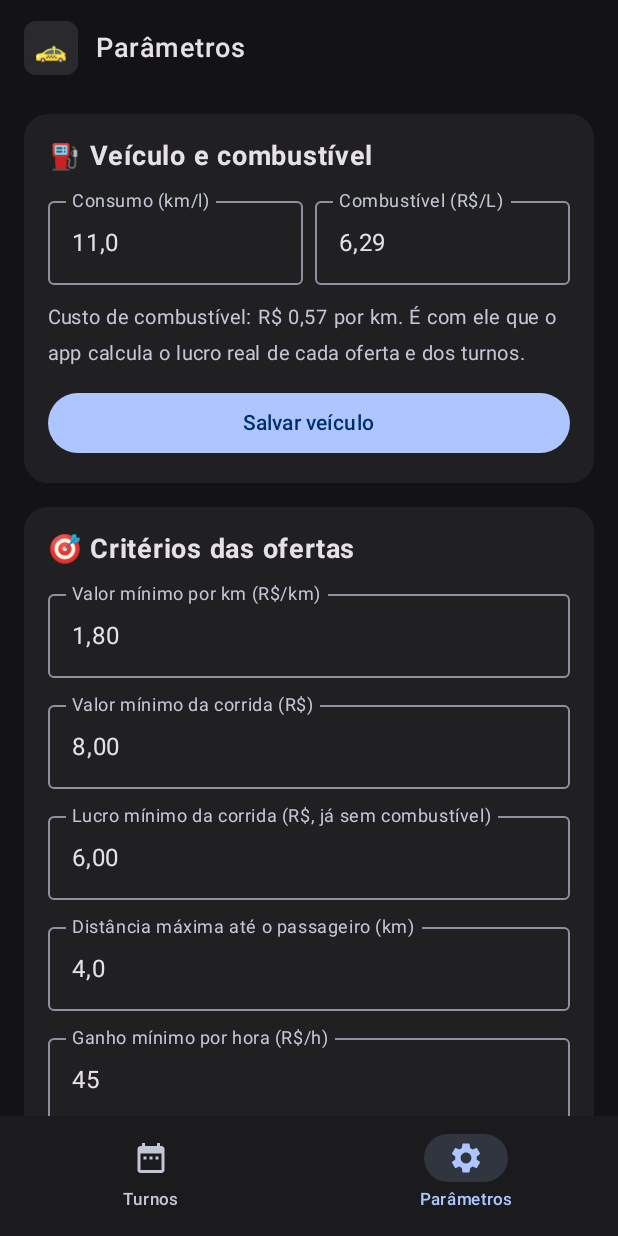
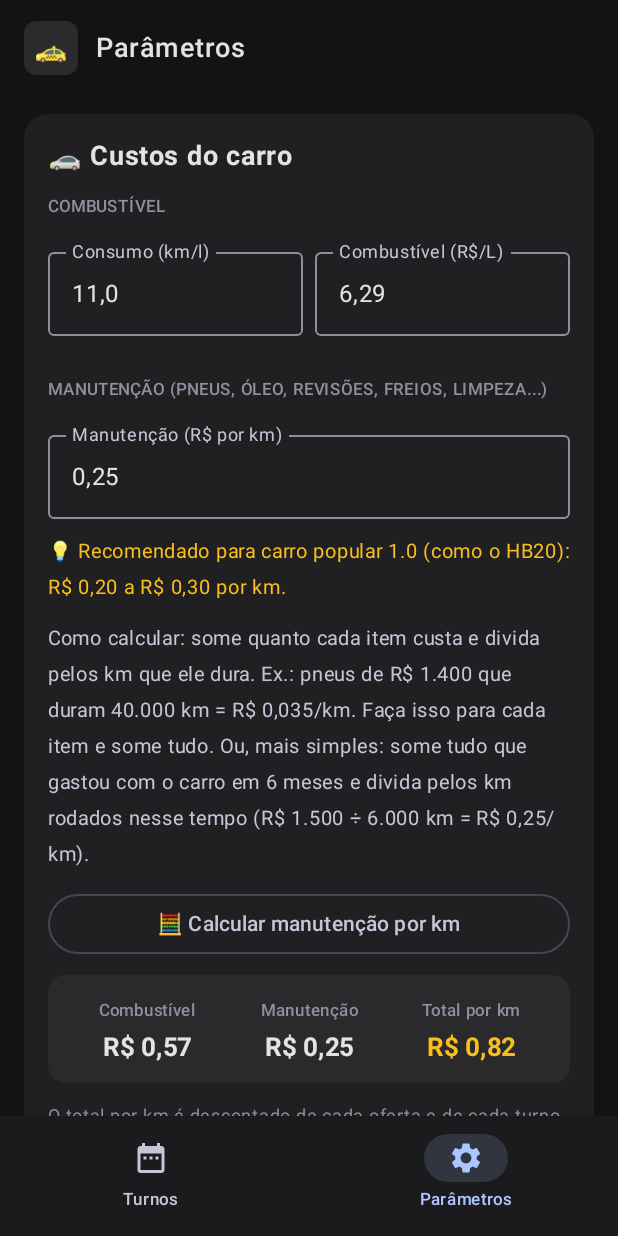
Before and after one commit to Mateus-Cucker-Estevao/Calculadora-B-sica-Tkinter, an Android app built with Jetpack Compose: the screen it shows after launch (MainActivity), item 2 of the bottom bar chosen, on a phone screen of 412 x 824 dp. Run offline under Robolectric (Android 15) with nearby library versions, the phone set to English and light mode, and no system bars; libraries missing offline, so code that uses them is left out: com.google.mlkit.vision.

Commit message:
Custo de manutenção por km no lucro real, com calculadora
- Parâmetros → Custos do carro: campo Manutenção (R$/km) com recomendação
  (R$ 0,20 a 0,30 para carro 1.0), explicação simples de como calcular e
  botão que abre a calculadora: lista de itens (custo e km que dura),
  editável, com exemplos; o total vai para o campo.
- O custo por km passa a ser combustível + manutenção em tudo: lucro de
  cada oferta, das corridas, dos turnos e do mês.
- Cada turno guarda a manutenção do dia em que começou (turnos antigos
  ficam com 0); dá para editar no detalhe do turno, que mostra
  combustível e manutenção separados.
- Testes da manutenção no turno, na oferta e na calculadora.

Co-Authored-By: Claude Opus 5.5 <noreply@anthropic.com>
Claude-Session: https://claude.ai/code/session_01WwUyWGYqGwk9ByGdGwFqJ5

```diff
--- a/app/build.gradle.kts
+++ b/app/build.gradle.kts
@@ -13,8 +13,8 @@ android {
         applicationId = "com.mateus.avaliadorcorridas"
         minSdk = 29 // Android 10
         targetSdk = 35
-        versionCode = 7
-        versionName = "2.0"
+        versionCode = 8
+        versionName = "2.1"
 
         // Só processadores de celular (deixa o APK menor por causa do ML Kit).
         ndk {
--- a/app/src/main/java/com/mateus/avaliadorcorridas/dados/Configuracao.kt
+++ b/app/src/main/java/com/mateus/avaliadorcorridas/dados/Configuracao.kt
@@ -10,11 +10,16 @@ data class Configuracao(
     val consumoKmL: Double = 11.0,
     /** Preço do combustível (R$ por litro). */
     val precoLitro: Double = 6.29,
+    /**
+     * Manutenção por km rodado (pneus, óleo, revisões, freios, limpeza...).
+     * Recomendado para carro popular 1.0: R$ 0,20 a R$ 0,30 por km.
+     */
+    val manutencaoPorKm: Double = 0.25,
 
     // ---- Critérios das ofertas ----
     val minimoPorKm: Double = 1.80,
     val minimoCorrida: Double = 8.00,
-    /** Lucro mínimo da corrida: valor − combustível dos km (busca + viagem). */
+    /** Lucro mínimo da corrida: valor − (combustível + manutenção) dos km (busca + viagem). */
     val lucroMinimoCorrida: Double = 6.00,
     val maxKmAtePassageiro: Double = 4.0,
     /** Ganho mínimo por hora de corrida: valor ÷ (minutos de busca + viagem) × 60. */
--- a/app/src/main/java/com/mateus/avaliadorcorridas/dados/Preferencias.kt
+++ b/app/src/main/java/com/mateus/avaliadorcorridas/dados/Preferencias.kt
@@ -25,6 +25,7 @@ object Preferencias {
             destinosBloqueados = destinos,
             consumoKmL = p.double("consumoKmL", padrao.consumoKmL),
             precoLitro = p.double("precoLitro", padrao.precoLitro),
+            manutencaoPorKm = p.double("manutencaoPorKm", padrao.manutencaoPorKm),
             minimoPorKm = p.double("minimoPorKm", padrao.minimoPorKm),
             minimoCorrida = p.double("minimoCorrida", padrao.minimoCorrida),
             lucroMinimoCorrida = p.double("lucroMinimo", padrao.lucroMinimoCorrida),
@@ -45,6 +46,7 @@ object Preferencias {
             .putString("destinos", c.destinosBloqueados.joinToString("\n"))
             .putFloat("consumoKmL", c.consumoKmL.toFloat())
             .putFloat("precoLitro", c.precoLitro.toFloat())
+            .putFloat("manutencaoPorKm", c.manutencaoPorKm.toFloat())
             .putFloat("minimoPorKm", c.minimoPorKm.toFloat())
             .putFloat("minimoCorrida", c.minimoCorrida.toFloat())
             .putFloat("lucroMinimo", c.lucroMinimoCorrida.toFloat())
--- a/app/src/main/java/com/mateus/avaliadorcorridas/dados/RepositorioTurnos.kt
+++ b/app/src/main/java/com/mateus/avaliadorcorridas/dados/RepositorioTurnos.kt
@@ -101,6 +101,7 @@ object RepositorioTurnos {
         t.odometroFinal?.let { put("odometroFinal", it) }
         put("consumoKmL", t.consumoKmL)
         put("precoLitro", t.precoLitro)
+        put("manutencaoPorKm", t.manutencaoPorKm)
         put("ofertasVistas", t.ofertasVistas)
         put("corridas", JSONArray().apply { t.corridas.forEach { put(corridaParaJson(it)) } })
     }
@@ -127,6 +128,8 @@ object RepositorioTurnos {
             odometroFinal = if (o.has("odometroFinal")) o.getDouble("odometroFinal") else null,
             consumoKmL = o.optDouble("consumoKmL", 11.0),
             precoLitro = o.optDouble("precoLitro", 6.29),
+            // Turnos antigos (antes da manutenção existir) ficam com 0, para não mudar o passado.
+            manutencaoPorKm = o.optDouble("manutencaoPorKm", 0.0),
             ofertasVistas = o.optInt("ofertasVistas", 0),
             corridas = (0 until corridas.length()).map { corridaDeJson(corridas.getJSONObject(it)) },
         )
--- a/app/src/main/java/com/mateus/avaliadorcorridas/dados/Turno.kt
+++ b/app/src/main/java/com/mateus/avaliadorcorridas/dados/Turno.kt
@@ -21,7 +21,7 @@ data class Corrida(
 
 /**
  * Um turno de trabalho: começa com o odômetro inicial e termina com o final.
- * O consumo e o preço do combustível ficam guardados no turno (foto do momento),
+ * O consumo, o preço do combustível e a manutenção por km ficam guardados no turno (foto do momento),
  * para que mudar os parâmetros depois não altere o passado.
  */
 data class Turno(
@@ -35,6 +35,8 @@ data class Turno(
     val corridas: List<Corrida> = emptyList(),
     /** Quantas ofertas diferentes apareceram durante o turno. */
     val ofertasVistas: Int = 0,
+    /** Custo de manutenção por km (foto do momento em que o turno começou). */
+    val manutencaoPorKm: Double = 0.0,
 ) {
     val aberto: Boolean get() = fim == null
 }
--- a/app/src/main/java/com/mateus/avaliadorcorridas/regras/Avaliador.kt
+++ b/app/src/main/java/com/mateus/avaliadorcorridas/regras/Avaliador.kt
@@ -27,7 +27,7 @@ data class Indicador(val texto: String, val cor: Cor?)
  */
 data class Painel(
     val valor: Indicador,
-    /** Lucro estimado: valor − combustível dos km (busca + viagem). */
+    /** Lucro estimado: valor − (combustível + manutenção) dos km (busca + viagem). */
     val lucro: Indicador,
     val kmTotal: String,
     val minTotal: String,
@@ -73,10 +73,10 @@ object Avaliador {
             else o.minutosViagem ?: 0
         val porHora = if (o.minutosViagem != null && minConsiderado > 0) valor / minConsiderado * 60 else null
 
-        // Lucro real: o combustível é gasto em todos os km (busca + viagem).
+        // Lucro real: combustível e manutenção valem para todos os km (busca + viagem).
         val kmRodados = (kmBusca ?: 0.0) + (o.kmViagem ?: 0.0)
         val lucro = if (kmBusca != null || o.kmViagem != null) {
-            valor - Calculos.custoCombustivel(kmRodados, c.consumoKmL, c.precoLitro)
+            valor - Calculos.custoRodar(kmRodados, c.consumoKmL, c.precoLitro, c.manutencaoPorKm)
         } else {
             null
         }
--- a/app/src/main/java/com/mateus/avaliadorcorridas/regras/Calculos.kt
+++ b/app/src/main/java/com/mateus/avaliadorcorridas/regras/Calculos.kt
@@ -11,6 +11,9 @@ data class ResumoTurno(
     /** km rodados sem ser em corrida: kmTotal − kmCorridas. */
     val kmDeslocamento: Double?,
     val custoCombustivel: Double,
+    val custoManutencao: Double,
+    /** Combustível + manutenção. */
+    val custoTotal: Double,
     val lucro: Double,
     val horas: Double,
     val lucroPorHora: Double?,
@@ -33,14 +36,42 @@ data class ResumoMes(
     val corridas: Int,
 )
 
+/** Um item do cálculo de manutenção: quanto custa e quantos km dura. Ex.: pneus, R$ 1.400, 40.000 km. */
+data class ItemManutencao(val nome: String, val custo: Double, val kmDuracao: Double) {
+    /** Custo deste item por km: custo ÷ km que ele dura. */
+    val porKm: Double get() = if (kmDuracao > 0) custo / kmDuracao else 0.0
+}
+
 object Calculos {
 
     /** Quanto custa rodar [km] com o combustível: km ÷ consumo × preço. */
     fun custoCombustivel(km: Double, consumoKmL: Double, precoLitro: Double): Double =
         if (consumoKmL > 0) km / consumoKmL * precoLitro else 0.0
 
-    /** Custo de combustível por km rodado. */
-    fun custoPorKm(consumoKmL: Double, precoLitro: Double): Double = custoCombustivel(1.0, consumoKmL, precoLitro)
+    /** Custo total de rodar [km]: combustível + manutenção. */
+    fun custoRodar(km: Double, consumoKmL: Double, precoLitro: Double, manutencaoPorKm: Double): Double =
+        custoCombustivel(km, consumoKmL, precoLitro) + km * manutencaoPorKm
+
+    /** Custo por km rodado (combustível + manutenção). */
+    fun custoPorKm(consumoKmL: Double, precoLitro: Double, manutencaoPorKm: Double = 0.0): Double =
+        custoRodar(1.0, consumoKmL, precoLitro, manutencaoPorKm)
+
+    /** Manutenção por km: soma de (custo ÷ km que dura) de cada item. */
+    fun manutencaoPorKm(itens: List<ItemManutencao>): Double = itens.sumOf { it.porKm }
+
+    /**
+     * Valores de EXEMPLO para um carro popular 1.0 (como o HB20) rodando em aplicativo.
+     * São só um ponto de partida: troque pelos seus preços reais.
+     */
+    val ITENS_MANUTENCAO_EXEMPLO = listOf(
+        ItemManutencao("Pneus (jogo de 4)", 1400.0, 40_000.0),
+        ItemManutencao("Troca de óleo e filtros", 280.0, 10_000.0),
+        ItemManutencao("Revisões e mecânica", 1200.0, 20_000.0),
+        ItemManutencao("Freios (pastilhas e discos)", 500.0, 30_000.0),
+        ItemManutencao("Suspensão e amortecedores", 1600.0, 60_000.0),
+        ItemManutencao("Limpeza e lavagem (por mês)", 150.0, 3_000.0),
+        ItemManutencao("Imprevistos", 1000.0, 20_000.0),
+    )
 
     fun resumo(t: Turno, agora: Long): ResumoTurno {
         val faturamento = t.corridas.sumOf { it.valor }
@@ -48,15 +79,19 @@ object Calculos {
         val kmTotal = t.odometroFinal?.let { (it - t.odometroInicial).coerceAtLeast(0.0) }
         val kmDeslocamento = kmTotal?.let { (it - kmCorridas).coerceAtLeast(0.0) }
         // Enquanto o turno está aberto, o custo é estimado só com os km das corridas.
-        val custo = custoCombustivel(kmTotal ?: kmCorridas, t.consumoKmL, t.precoLitro)
-        val lucro = faturamento - custo
+        val kmBaseCusto = kmTotal ?: kmCorridas
+        val combustivel = custoCombustivel(kmBaseCusto, t.consumoKmL, t.precoLitro)
+        val manutencao = kmBaseCusto * t.manutencaoPorKm
+        val lucro = faturamento - combustivel - manutencao
         val horas = ((t.fim ?: agora) - t.inicio).coerceAtLeast(0L) / 3_600_000.0
         return ResumoTurno(
             faturamento = faturamento,
             kmCorridas = kmCorridas,
             kmTotal = kmTotal,
             kmDeslocamento = kmDeslocamento,
-            custoCombustivel = custo,
+            custoCombustivel = combustivel,
+            custoManutencao = manutencao,
+            custoTotal = combustivel + manutencao,
             lucro = lucro,
             horas = horas,
             lucroPorHora = if (horas > 0.01) lucro / horas else null,
@@ -68,7 +103,7 @@ object Calculos {
     fun resumoMes(turnos: List<Turno>, agora: Long): ResumoMes {
         val resumos = turnos.map { resumo(it, agora) }
         val faturamento = resumos.sumOf { it.faturamento }
-        val custos = resumos.sumOf { it.custoCombustivel }
+        val custos = resumos.sumOf { it.custoTotal }
         val lucro = faturamento - custos
         val kmTotal = resumos.sumOf { it.kmTotal ?: it.kmCorridas }
         val kmCorridas = resumos.sumOf { it.kmCorridas }
--- a/app/src/main/java/com/mateus/avaliadorcorridas/ui/TelaParametros.kt
+++ b/app/src/main/java/com/mateus/avaliadorcorridas/ui/TelaParametros.kt
@@ -105,29 +105,75 @@ private fun CartaoVeiculo(cfg: Configuracao, onSalvar: (Configuracao) -> Unit) {
     val ctx = LocalContext.current
     var consumo by remember { mutableStateOf(numero(cfg.consumoKmL, 1)) }
     var preco by remember { mutableStateOf(numero(cfg.precoLitro, 2)) }
-    val custoKm = lerNumero(consumo)?.let { c -> lerNumero(preco)?.let { p -> Calculos.custoPorKm(c, p) } }
+    var manutencao by remember { mutableStateOf(numero(cfg.manutencaoPorKm, 2)) }
+    var calculando by remember { mutableStateOf(false) }
+
+    val c = lerNumero(consumo)
+    val p = lerNumero(preco)
+    val m = lerNumero(manutencao)
+    val combustivelKm = if (c != null && p != null) Calculos.custoPorKm(c, p) else null
 
     Cartao {
-        TituloSecao("⛽ Veículo e combustível")
+        TituloSecao("🚗 Custos do carro")
+
+        // ---- Combustível ----
+        Rotulo("Combustível")
         Row(horizontalArrangement = Arrangement.spacedBy(8.dp)) {
             CampoNumero("Consumo (km/l)", consumo, Modifier.weight(1f)) { consumo = it }
             CampoNumero("Combustível (R$/L)", preco, Modifier.weight(1f)) { preco = it }
         }
+
+        // ---- Manutenção ----
+        Spacer(Modifier.padding(2.dp))
+        Rotulo("Manutenção (pneus, óleo, revisões, freios, limpeza...)")
+        CampoNumero("Manutenção (R$ por km)", manutencao) { manutencao = it }
         Text(
-            "Custo de combustível: ${custoKm?.let { reais(it) } ?: "–"} por km. É com ele que o app calcula o " +
-                "lucro real de cada oferta e dos turnos.",
+            "💡 Recomendado para carro popular 1.0 (como o HB20): R\$ 0,20 a R\$ 0,30 por km.",
+            color = Cores.amarelo, fontSize = 13.sp,
+        )
+        Text(
+            "Como calcular: some quanto cada item custa e divida pelos km que ele dura. " +
+                "Ex.: pneus de R\$ 1.400 que duram 40.000 km = R\$ 0,035/km. Faça isso para cada item e some tudo. " +
+                "Ou, mais simples: some tudo que gastou com o carro em 6 meses e divida pelos km rodados nesse tempo " +
+                "(R\$ 1.500 ÷ 6.000 km = R\$ 0,25/km).",
             color = Cores.textoVariante, fontSize = 13.sp,
         )
+        OutlinedButton(onClick = { calculando = true }, modifier = Modifier.fillMaxWidth()) {
+            Text("🧮 Calcular manutenção por km")
+        }
+
+        // ---- Total ----
+        Row(
+            Modifier.fillMaxWidth().background(Cores.containerAlto, RoundedCornerShape(12.dp)).padding(12.dp),
+            horizontalArrangement = Arrangement.SpaceAround,
+        ) {
+            Metrica("Combustível", combustivelKm?.let { reais(it) } ?: "–")
+            Metrica("Manutenção", m?.let { reais(it) } ?: "–")
+            Metrica("Total por km", if (combustivelKm != null && m != null) reais(combustivelKm + m) else "–", Cores.amarelo)
+        }
+        Text(
+            "O total por km é descontado de cada oferta e de cada turno para chegar no lucro real.",
+            color = Cores.contorno, fontSize = 12.sp,
+        )
+
         Button(onClick = {
-            val c = lerNumero(consumo)
-            val p = lerNumero(preco)
-            if (c == null || c <= 0 || p == null || p < 0) {
-                toast(ctx, "Confira o consumo e o preço")
+            if (c == null || c <= 0 || p == null || p < 0 || m == null || m < 0) {
+                toast(ctx, "Confira consumo, preço e manutenção")
             } else {
-                onSalvar(cfg.copy(consumoKmL = c, precoLitro = p))
-                toast(ctx, "Veículo salvo. Vale para os próximos turnos.")
+                onSalvar(cfg.copy(consumoKmL = c, precoLitro = p, manutencaoPorKm = m))
+                toast(ctx, "Custos salvos. Valem para os próximos turnos.")
             }
-        }, modifier = Modifier.fillMaxWidth()) { Text("Salvar veículo") }
+        }, modifier = Modifier.fillMaxWidth()) { Text("Salvar custos do carro") }
+    }
+
+    if (calculando) {
+        DialogoManutencao(
+            onCancelar = { calculando = false },
+        ) { porKm ->
+            manutencao = numero(porKm, 2)
+            calculando = false
+            toast(ctx, "Manutenção calculada: ${reais(porKm)}/km. Toque em Salvar custos do carro.")
+        }
     }
 }
 
--- a/app/src/main/java/com/mateus/avaliadorcorridas/ui/TelaTurnos.kt
+++ b/app/src/main/java/com/mateus/avaliadorcorridas/ui/TelaTurnos.kt
@@ -152,7 +152,7 @@ fun TelaTurnos(
             ctx,
             Turno(
                 id = RepositorioTurnos.novoId(), inicio = agoraMs, odometroInicial = odometro,
-                consumoKmL = c.consumoKmL, precoLitro = c.precoLitro,
+                consumoKmL = c.consumoKmL, precoLitro = c.precoLitro, manutencaoPorKm = c.manutencaoPorKm,
             ),
         )
         onMudarMes(mes(agoraMs))
@@ -521,8 +521,8 @@ private fun CartoesRapidos(cfg: Configuracao) {
     Row(horizontalArrangement = Arrangement.spacedBy(12.dp)) {
         CartaoRapido("⛽", "Combustível", "${reais(cfg.precoLitro)} / L", "${numero(cfg.consumoKmL, 1)} km/l", Modifier.weight(1f))
         CartaoRapido(
-            "🚗", "Custo por km", "${reais(Calculos.custoPorKm(cfg.consumoKmL, cfg.precoLitro))} / km",
-            "meta > ${reais(cfg.minimoPorKm)}/km", Modifier.weight(1f),
+            "🚗", "Custo por km", "${reais(Calculos.custoPorKm(cfg.consumoKmL, cfg.precoLitro, cfg.manutencaoPorKm))} / km",
+            "com manutenção de ${reais(cfg.manutencaoPorKm)}/km", Modifier.weight(1f),
         )
     }
 }
```
Also changed, not shown: app/src/main/java/com/mateus/avaliadorcorridas/ui/Manutencao.kt (added, +127 -0 lines), app/src/main/java/com/mateus/avaliadorcorridas/ui/TelaDetalheTurno.kt (+13 -6 lines), 3 other files.
